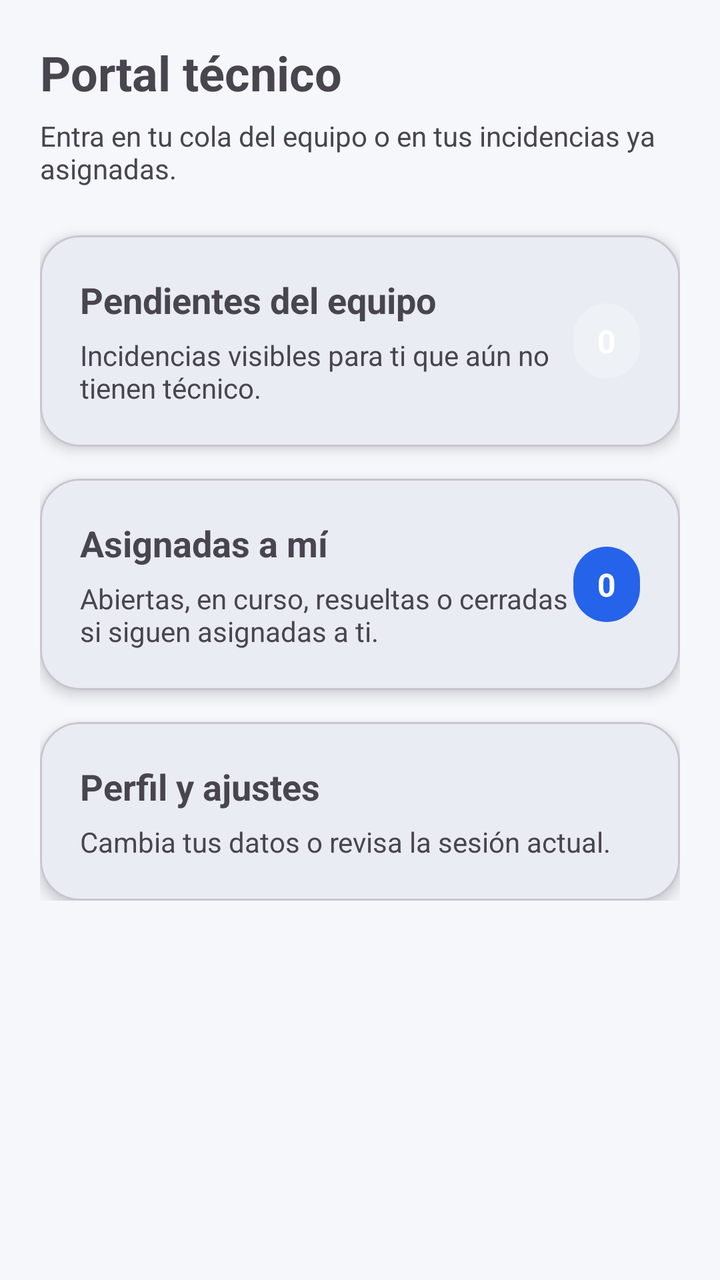
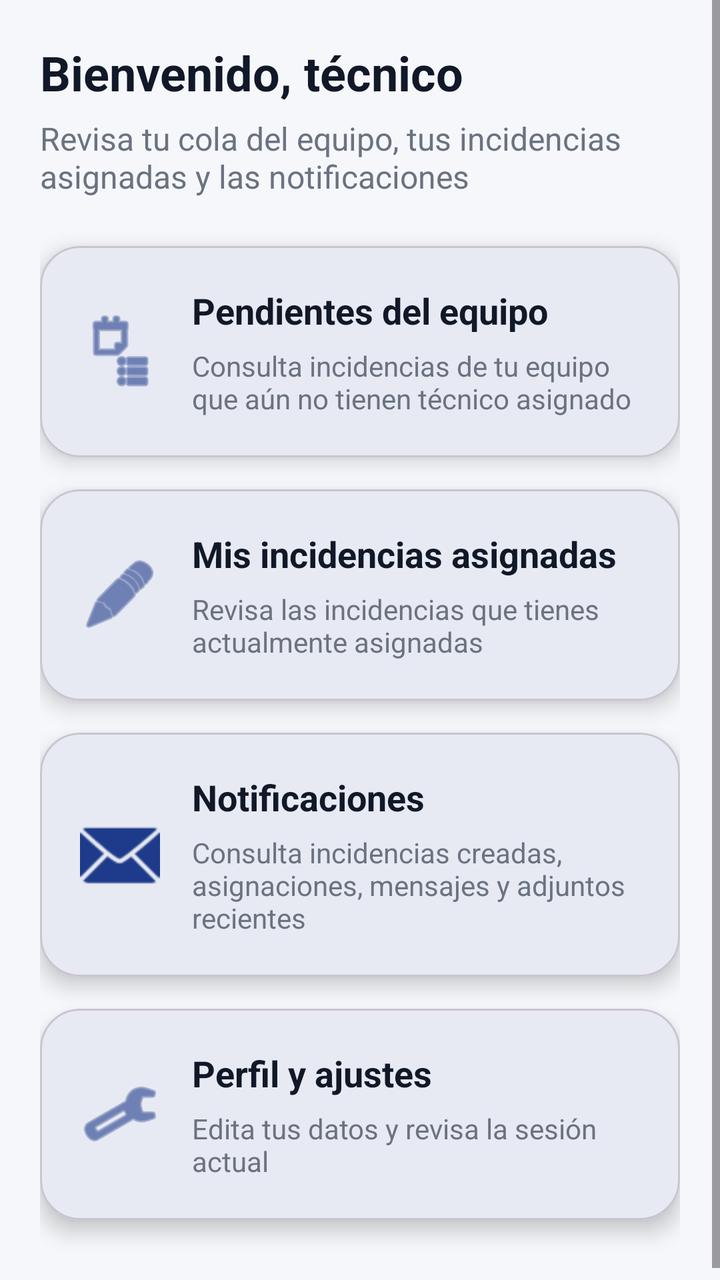

The first picture is an Android layout as it rendered before a commit; the second is the same layout after the commit. The layout source and the unified diff follow.
<!-- AndroidManifest.xml: application theme Theme.Tfgincidenciasfront -->
<!-- res/layout/fragment_technician_home.xml -->
<?xml version="1.0" encoding="utf-8"?>
<ScrollView xmlns:android="http://schemas.android.com/apk/res/android"
    xmlns:app="http://schemas.android.com/apk/res-auto"
    android:layout_width="match_parent"
    android:layout_height="match_parent">

    <LinearLayout
        android:layout_width="match_parent"
        android:layout_height="wrap_content"
        android:orientation="vertical"
        android:padding="20dp">

        <TextView
            android:layout_width="wrap_content"
            android:layout_height="wrap_content"
            android:text="Portal técnico"
            android:textSize="24sp"
            android:textStyle="bold" />

        <TextView
            android:layout_width="wrap_content"
            android:layout_height="wrap_content"
            android:layout_marginTop="6dp"
            android:text="Entra en tu cola del equipo o en tus incidencias ya asignadas." />

        <com.google.android.material.card.MaterialCardView
            android:id="@+id/cardTeamQueue"
            android:layout_width="match_parent"
            android:layout_height="wrap_content"
            android:layout_marginTop="24dp"
            app:cardCornerRadius="20dp"
            app:cardElevation="4dp">

            <LinearLayout
                android:layout_width="match_parent"
                android:layout_height="wrap_content"
                android:gravity="center_vertical"
                android:orientation="horizontal"
                android:padding="20dp">

                <LinearLayout
                    android:layout_width="0dp"
                    android:layout_height="wrap_content"
                    android:layout_weight="1"
                    android:orientation="vertical">

                    <TextView
                        android:layout_width="wrap_content"
                        android:layout_height="wrap_content"
                        android:text="Pendientes del equipo"
                        android:textSize="18sp"
                        android:textStyle="bold" />

                    <TextView
                        android:layout_width="wrap_content"
                        android:layout_height="wrap_content"
                        android:layout_marginTop="6dp"
                        android:text="Incidencias visibles para ti que aún no tienen técnico." />
                </LinearLayout>

                <TextView
                    android:id="@+id/tvTeamQueueCount"
                    android:layout_width="wrap_content"
                    android:layout_height="wrap_content"
                    android:background="@drawable/bg_neutral_chip"
                    android:paddingHorizontal="12dp"
                    android:paddingVertical="8dp"
                    android:text="0"
                    android:textColor="@android:color/white"
                    android:textSize="16sp"
                    android:textStyle="bold" />
            </LinearLayout>
        </com.google.android.material.card.MaterialCardView>

        <com.google.android.material.card.MaterialCardView
            android:id="@+id/cardMyAssigned"
            android:layout_width="match_parent"
            android:layout_height="wrap_content"
            android:layout_marginTop="16dp"
            app:cardCornerRadius="20dp"
            app:cardElevation="4dp">

            <LinearLayout
                android:layout_width="match_parent"
                android:layout_height="wrap_content"
                android:gravity="center_vertical"
                android:orientation="horizontal"
                android:padding="20dp">

                <LinearLayout
                    android:layout_width="0dp"
                    android:layout_height="wrap_content"
                    android:layout_weight="1"
                    android:orientation="vertical">

                    <TextView
                        android:layout_width="wrap_content"
                        android:layout_height="wrap_content"
                        android:text="Asignadas a mí"
                        android:textSize="18sp"
                        android:textStyle="bold" />

                    <TextView
                        android:layout_width="wrap_content"
                        android:layout_height="wrap_content"
                        android:layout_marginTop="6dp"
                        android:text="Abiertas, en curso, resueltas o cerradas si siguen asignadas a ti." />
                </LinearLayout>

                <TextView
                    android:id="@+id/tvMyAssignedCount"
                    android:layout_width="wrap_content"
                    android:layout_height="wrap_content"
                    android:background="@drawable/bg_status_open"
                    android:paddingHorizontal="12dp"
                    android:paddingVertical="8dp"
                    android:text="0"
                    android:textColor="@android:color/white"
                    android:textSize="16sp"
                    android:textStyle="bold" />
            </LinearLayout>
        </com.google.android.material.card.MaterialCardView>

        <com.google.android.material.card.MaterialCardView
            android:id="@+id/cardSettings"
            android:layout_width="match_parent"
            android:layout_height="wrap_content"
            android:layout_marginTop="16dp"
            app:cardCornerRadius="20dp"
            app:cardElevation="4dp">

            <LinearLayout
                android:layout_width="match_parent"
                android:layout_height="wrap_content"
                android:orientation="vertical"
                android:padding="20dp">

                <TextView
                    android:layout_width="wrap_content"
                    android:layout_height="wrap_content"
                    android:text="Perfil y ajustes"
                    android:textSize="18sp"
                    android:textStyle="bold" />

                <TextView
                    android:layout_width="wrap_content"
                    android:layout_height="wrap_content"
                    android:layout_marginTop="6dp"
                    android:text="Cambia tus datos o revisa la sesión actual." />
            </LinearLayout>
        </com.google.android.material.card.MaterialCardView>

    </LinearLayout>
</ScrollView>
<!-- resources referenced by this layout -->
<resources>
  <!-- drawable bg_neutral_chip (drawable) -->
  <?xml version="1.0" encoding="utf-8"?>
  <shape xmlns:android="http://schemas.android.com/apk/res/android">
      <solid android:color="#EEF2F7" />
      <corners android:radius="999dp" />
  </shape>
  <!-- drawable bg_status_open (drawable) -->
  <shape xmlns:android="http://schemas.android.com/apk/res/android">
      <solid android:color="@color/status_open"/>
      <corners android:radius="999dp"/>
  </shape>
  <style name="Theme.Tfgincidenciasfront" parent="Base.Theme.Tfgincidenciasfront" />
  <color name="status_open">#2563EB</color>
  <style name="Base.Theme.Tfgincidenciasfront" parent="Theme.Material3.DayNight.NoActionBar">
  
          
          <item name="colorPrimary">@color/primary</item>
          <item name="colorOnPrimary">@color/onPrimary</item>
  
          
          <item name="android:colorBackground">@color/background</item>
  
          
          <item name="colorSurface">@color/surface</item>
          <item name="colorOnSurface">@color/onSurface</item>
  
      </style>
  <color name="primary">#1E3A8A</color>
  <color name="onPrimary">#FFFFFF</color>
  <color name="background">#F5F7FA</color>
  <color name="surface">#FFFFFF</color>
  <color name="onSurface">#111827</color>
</resources>

<!-- the commit's change to res/layout/fragment_technician_home.xml (unified diff, before → after) -->
@@ -2,7 +2,8 @@
 <ScrollView xmlns:android="http://schemas.android.com/apk/res/android"
     xmlns:app="http://schemas.android.com/apk/res-auto"
     android:layout_width="match_parent"
-    android:layout_height="match_parent">
+    android:layout_height="match_parent"
+    android:fillViewport="true">
 
     <LinearLayout
         android:layout_width="match_parent"
@@ -11,36 +12,54 @@
         android:padding="20dp">
 
         <TextView
+            android:id="@+id/tvWelcome"
             android:layout_width="wrap_content"
             android:layout_height="wrap_content"
-            android:text="Portal técnico"
+            android:text="Bienvenido, técnico"
+            android:textColor="@color/onSurface"
             android:textSize="24sp"
             android:textStyle="bold" />
 
         <TextView
+            android:id="@+id/tvSubtitle"
             android:layout_width="wrap_content"
             android:layout_height="wrap_content"
             android:layout_marginTop="6dp"
-            android:text="Entra en tu cola del equipo o en tus incidencias ya asignadas." />
+            android:text="Revisa tu cola del equipo, tus incidencias asignadas y las notificaciones"
+            android:textColor="@color/secondaryText"
+            android:textSize="16sp" />
 
         <com.google.android.material.card.MaterialCardView
             android:id="@+id/cardTeamQueue"
             android:layout_width="match_parent"
             android:layout_height="wrap_content"
             android:layout_marginTop="24dp"
-            app:cardCornerRadius="20dp"
-            app:cardElevation="4dp">
-
-            <LinearLayout
-                android:layout_width="match_parent"
-                android:layout_height="wrap_content"
-                android:gravity="center_vertical"
-                android:orientation="horizontal"
-                android:padding="20dp">
-
-                <LinearLayout
-                    android:layout_width="0dp"
-                    android:layout_height="wrap_content"
+            android:clickable="true"
+            android:focusable="true"
+            android:stateListAnimator="@animator/card_press_state_animator"
+            app:cardBackgroundColor="@color/surface"
+            app:cardCornerRadius="20dp"
+            app:cardElevation="6dp"
+            app:rippleColor="@color/card_ripple">
+
+            <LinearLayout
+                android:layout_width="match_parent"
+                android:layout_height="wrap_content"
+                android:gravity="center_vertical"
+                android:orientation="horizontal"
+                android:padding="20dp">
+
+                <ImageView
+                    android:layout_width="40dp"
+                    android:layout_height="40dp"
+                    android:contentDescription="@null"
+                    android:src="@android:drawable/ic_menu_agenda"
+                    android:tint="@color/primary" />
+
+                <LinearLayout
+                    android:layout_width="0dp"
+                    android:layout_height="wrap_content"
+                    android:layout_marginStart="16dp"
                     android:layout_weight="1"
                     android:orientation="vertical">
 
@@ -48,27 +67,29 @@
                         android:layout_width="wrap_content"
                         android:layout_height="wrap_content"
                         android:text="Pendientes del equipo"
-                        android:textSize="18sp"
-                        android:textStyle="bold" />
-
-                    <TextView
-                        android:layout_width="wrap_content"
-                        android:layout_height="wrap_content"
-                        android:layout_marginTop="6dp"
-                        android:text="Incidencias visibles para ti que aún no tienen técnico." />
+                        android:textColor="@color/onSurface"
+                        android:textSize="18sp"
+                        android:textStyle="bold" />
+
+                    <TextView
+                        android:layout_width="wrap_content"
+                        android:layout_height="wrap_content"
+                        android:layout_marginTop="6dp"
+                        android:text="Consulta incidencias de tu equipo que aún no tienen técnico asignado"
+                        android:textColor="@color/secondaryText" />
                 </LinearLayout>
 
                 <TextView
                     android:id="@+id/tvTeamQueueCount"
                     android:layout_width="wrap_content"
                     android:layout_height="wrap_content"
-                    android:background="@drawable/bg_neutral_chip"
+                    android:background="@drawable/bg_home_counter"
                     android:paddingHorizontal="12dp"
-                    android:paddingVertical="8dp"
+                    android:paddingVertical="6dp"
                     android:text="0"
-                    android:textColor="@android:color/white"
-                    android:textSize="16sp"
-                    android:textStyle="bold" />
+                    android:textColor="@color/primary"
+                    android:textStyle="bold"
+                    android:visibility="gone" />
             </LinearLayout>
         </com.google.android.material.card.MaterialCardView>
 
@@ -77,47 +98,126 @@
             android:layout_width="match_parent"
             android:layout_height="wrap_content"
             android:layout_marginTop="16dp"
-            app:cardCornerRadius="20dp"
-            app:cardElevation="4dp">
-
-            <LinearLayout
-                android:layout_width="match_parent"
-                android:layout_height="wrap_content"
-                android:gravity="center_vertical"
-                android:orientation="horizontal"
-                android:padding="20dp">
-
-                <LinearLayout
-                    android:layout_width="0dp"
-                    android:layout_height="wrap_content"
-                    android:layout_weight="1"
-                    android:orientation="vertical">
-
-                    <TextView
-                        android:layout_width="wrap_content"
-                        android:layout_height="wrap_content"
-                        android:text="Asignadas a mí"
-                        android:textSize="18sp"
-                        android:textStyle="bold" />
-
-                    <TextView
-                        android:layout_width="wrap_content"
-                        android:layout_height="wrap_content"
-                        android:layout_marginTop="6dp"
-                        android:text="Abiertas, en curso, resueltas o cerradas si siguen asignadas a ti." />
+            android:clickable="true"
+            android:focusable="true"
+            android:stateListAnimator="@animator/card_press_state_animator"
+            app:cardBackgroundColor="@color/surface"
+            app:cardCornerRadius="20dp"
+            app:cardElevation="6dp"
+            app:rippleColor="@color/card_ripple">
+
+            <LinearLayout
+                android:layout_width="match_parent"
+                android:layout_height="wrap_content"
+                android:gravity="center_vertical"
+                android:orientation="horizontal"
+                android:padding="20dp">
+
+                <ImageView
+                    android:layout_width="40dp"
+                    android:layout_height="40dp"
+                    android:contentDescription="@null"
+                    android:src="@android:drawable/ic_menu_edit"
+                    android:tint="@color/primary" />
+
+                <LinearLayout
+                    android:layout_width="0dp"
+                    android:layout_height="wrap_content"
+                    android:layout_marginStart="16dp"
+                    android:layout_weight="1"
+                    android:orientation="vertical">
+
+                    <TextView
+                        android:layout_width="wrap_content"
+                        android:layout_height="wrap_content"
+                        android:text="Mis incidencias asignadas"
+                        android:textColor="@color/onSurface"
+                        android:textSize="18sp"
+                        android:textStyle="bold" />
+
+                    <TextView
+                        android:layout_width="wrap_content"
+                        android:layout_height="wrap_content"
+                        android:layout_marginTop="6dp"
+                        android:text="Revisa las incidencias que tienes actualmente asignadas"
+                        android:textColor="@color/secondaryText" />
                 </LinearLayout>
 
                 <TextView
                     android:id="@+id/tvMyAssignedCount"
                     android:layout_width="wrap_content"
                     android:layout_height="wrap_content"
-                    android:background="@drawable/bg_status_open"
+                    android:background="@drawable/bg_home_counter"
                     android:paddingHorizontal="12dp"
-                    android:paddingVertical="8dp"
+                    android:paddingVertical="6dp"
                     android:text="0"
-                    android:textColor="@android:color/white"
-                    android:textSize="16sp"
-                    android:textStyle="bold" />
+                    android:textColor="@color/primary"
+                    android:textStyle="bold"
+                    android:visibility="gone" />
+            </LinearLayout>
+        </com.google.android.material.card.MaterialCardView>
+
+        <com.google.android.material.card.MaterialCardView
+            android:id="@+id/cardNotifications"
+            android:layout_width="match_parent"
+            android:layout_height="wrap_content"
+            android:layout_marginTop="16dp"
+            android:clickable="true"
+            android:focusable="true"
+            android:stateListAnimator="@animator/card_press_state_animator"
+            app:cardBackgroundColor="@color/surface"
+            app:cardCornerRadius="20dp"
+            app:cardElevation="6dp"
+            app:rippleColor="@color/card_ripple">
+
+            <LinearLayout
+                android:layout_width="match_parent"
+                android:layout_height="wrap_content"
+                android:gravity="center_vertical"
+                android:orientation="horizontal"
+                android:padding="20dp">
+
+                <ImageView
+                    android:layout_width="40dp"
+                    android:layout_height="40dp"
+                    android:contentDescription="@null"
+                    android:src="@android:drawable/ic_dialog_email"
+                    android:tint="@color/primary" />
+
+                <LinearLayout
+                    android:layout_width="0dp"
+                    android:layout_height="wrap_content"
+                    android:layout_marginStart="16dp"
+                    android:layout_weight="1"
+                    android:orientation="vertical">
+
+                    <TextView
+                        android:layout_width="wrap_content"
+                        android:layout_height="wrap_content"
+                        android:text="Notificaciones"
+                        android:textColor="@color/onSurface"
+                        android:textSize="18sp"
+                        android:textStyle="bold" />
+
+                    <TextView
+                        android:layout_width="wrap_content"
+                        android:layout_height="wrap_content"
+                        android:layout_marginTop="6dp"
+                        android:text="Consulta incidencias creadas, asignaciones, mensajes y adjuntos recientes"
+                        android:textColor="@color/secondaryText" />
+                </LinearLayout>
+
+                <TextView
+                    android:id="@+id/tvNotificationsCount"
+                    android:layout_width="wrap_content"
+                    android:layout_height="wrap_content"
+                    android:background="@drawable/bg_home_counter"
+                    android:paddingHorizontal="12dp"
+                    android:paddingVertical="6dp"
+                    android:text="0"
+                    android:textColor="@color/primary"
+                    android:textStyle="bold"
+                    android:visibility="gone" />
             </LinearLayout>
         </com.google.android.material.card.MaterialCardView>
 
@@ -126,27 +226,51 @@
             android:layout_width="match_parent"
             android:layout_height="wrap_content"
             android:layout_marginTop="16dp"
-            app:cardCornerRadius="20dp"
-            app:cardElevation="4dp">
-
-            <LinearLayout
-                android:layout_width="match_parent"
-                android:layout_height="wrap_content"
-                android:orientation="vertical"
-                android:padding="20dp">
-
-                <TextView
-                    android:layout_width="wrap_content"
-                    android:layout_height="wrap_content"
-                    android:text="Perfil y ajustes"
-                    android:textSize="18sp"
-                    android:textStyle="bold" />
-
-                <TextView
-                    android:layout_width="wrap_content"
-                    android:layout_height="wrap_content"
-                    android:layout_marginTop="6dp"
-                    android:text="Cambia tus datos o revisa la sesión actual." />
+            android:layout_marginBottom="16dp"
+            android:clickable="true"
+            android:focusable="true"
+            android:stateListAnimator="@animator/card_press_state_animator"
+            app:cardBackgroundColor="@color/surface"
+            app:cardCornerRadius="20dp"
+            app:cardElevation="6dp"
+            app:rippleColor="@color/card_ripple">
+
+            <LinearLayout
+                android:layout_width="match_parent"
+                android:layout_height="wrap_content"
+                android:gravity="center_vertical"
+                android:orientation="horizontal"
+                android:padding="20dp">
+
+                <ImageView
+                    android:layout_width="40dp"
+                    android:layout_height="40dp"
+                    android:contentDescription="@null"
+                    android:src="@android:drawable/ic_menu_manage"
+                    android:tint="@color/primary" />
+
+                <LinearLayout
+                    android:layout_width="0dp"
+                    android:layout_height="wrap_content"
+                    android:layout_marginStart="16dp"
+                    android:layout_weight="1"
+                    android:orientation="vertical">
+
+                    <TextView
+                        android:layout_width="wrap_content"
+                        android:layout_height="wrap_content"
+                        android:text="Perfil y ajustes"
+                        android:textColor="@color/onSurface"
+                        android:textSize="18sp"
+                        android:textStyle="bold" />
+
+                    <TextView
+                        android:layout_width="wrap_content"
+                        android:layout_height="wrap_content"
+                        android:layout_marginTop="6dp"
+                        android:text="Edita tus datos y revisa la sesión actual"
+                        android:textColor="@color/secondaryText" />
+                </LinearLayout>
             </LinearLayout>
         </com.google.android.material.card.MaterialCardView>
 
<!-- resource entries referenced after the edit -->
@@ -1,18 +1,17 @@
 <!-- resources referenced by this layout -->
 <resources>
-  <!-- drawable bg_neutral_chip (drawable) -->
+  <color name="onSurface">#111827</color>
+  <color name="primary">#1E3A8A</color>
+  <color name="secondaryText">#6B7280</color>
+  <color name="surface">#FFFFFF</color>
+  <!-- drawable bg_home_counter (drawable) -->
   <?xml version="1.0" encoding="utf-8"?>
-  <shape xmlns:android="http://schemas.android.com/apk/res/android">
-      <solid android:color="#EEF2F7" />
+  <shape xmlns:android="http://schemas.android.com/apk/res/android"
+      android:shape="rectangle">
+      <solid android:color="#E8EEF9" />
       <corners android:radius="999dp" />
   </shape>
-  <!-- drawable bg_status_open (drawable) -->
-  <shape xmlns:android="http://schemas.android.com/apk/res/android">
-      <solid android:color="@color/status_open"/>
-      <corners android:radius="999dp"/>
-  </shape>
   <style name="Theme.Tfgincidenciasfront" parent="Base.Theme.Tfgincidenciasfront" />
-  <color name="status_open">#2563EB</color>
   <style name="Base.Theme.Tfgincidenciasfront" parent="Theme.Material3.DayNight.NoActionBar">
   
           
@@ -27,10 +26,7 @@
           <item name="colorOnSurface">@color/onSurface</item>
   
       </style>
-  <color name="primary">#1E3A8A</color>
   <color name="onPrimary">#FFFFFF</color>
   <color name="background">#F5F7FA</color>
-  <color name="surface">#FFFFFF</color>
-  <color name="onSurface">#111827</color>
 </resources>
 
